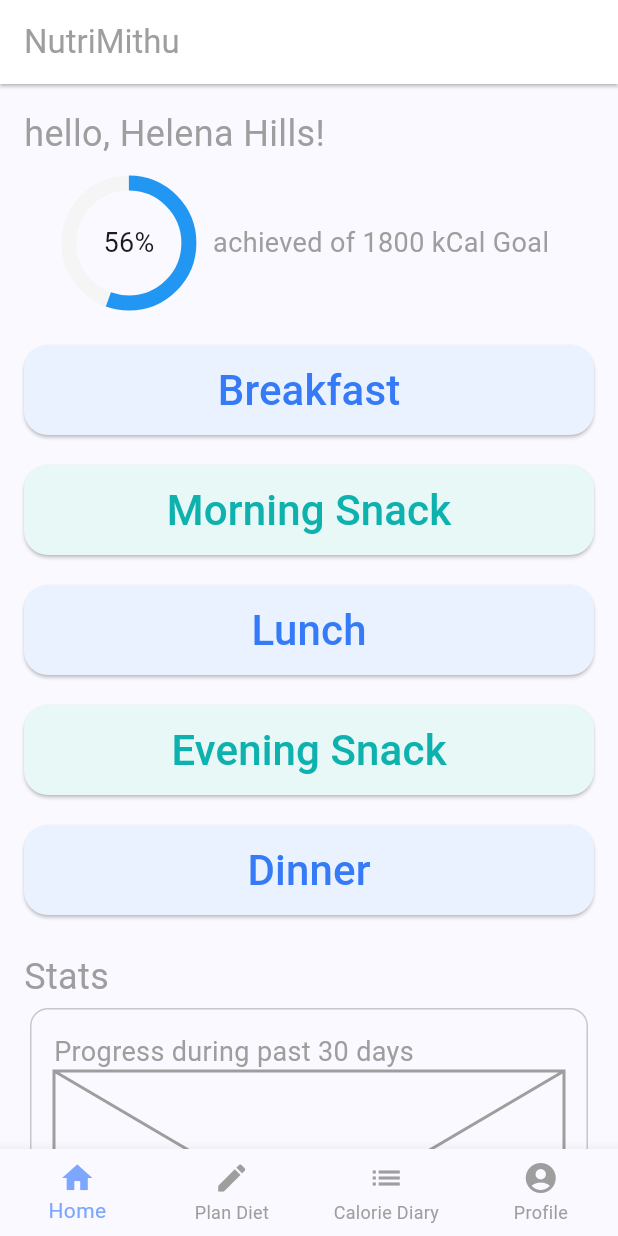
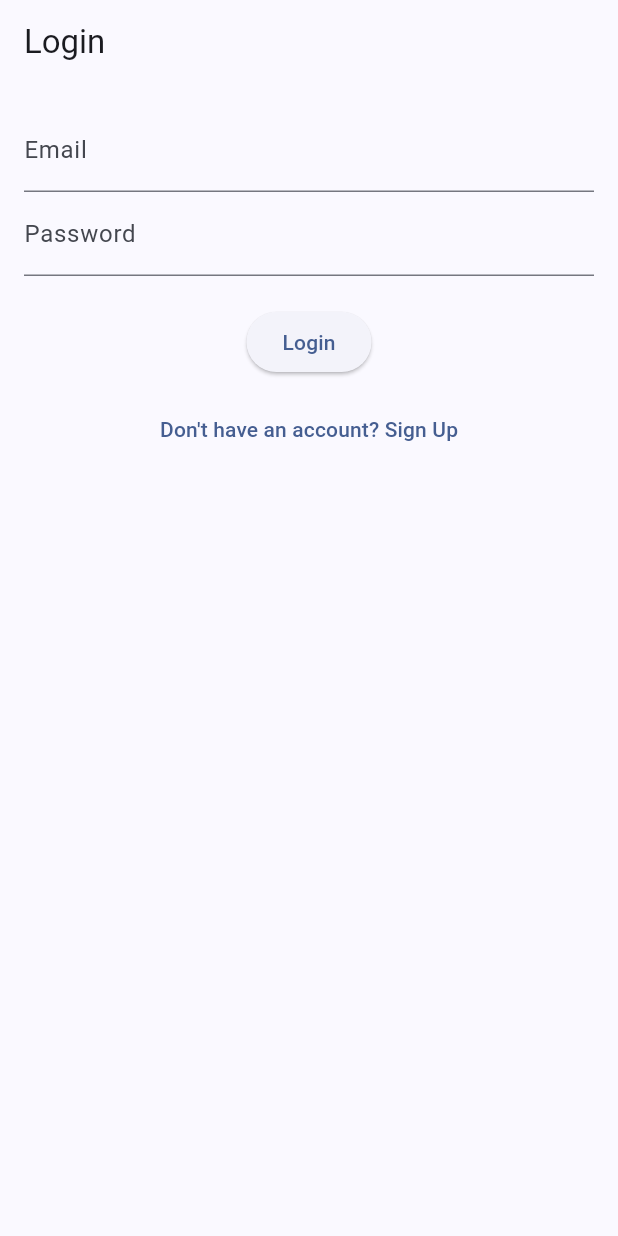
Before and after one commit to Platinum-Saber/Mecha_24, a Flutter app: the screen it shows after launch, on a phone screen of 412 x 824 dp. Run offline on Flutter 3.47's test engine with Material 3 defaults, Android fonts, the light colour scheme and no system bars; our stand-ins replace pie_chart, table_calendar.

Commit message:
Added login, signup pages with proper backend functionality.

```diff
--- /dev/null
+++ b/client/nutrimithu/lib/login_page.dart
@@ -0,0 +1,114 @@
+import 'package:flutter/material.dart';
+import 'package:http/http.dart' as http;
+import 'dart:convert';
+import 'main.dart'; // Import the HomePage for navigation after login
+import 'signup_page.dart'; // Import the SignUpPage for navigation to sign up
+
+class LoginPage extends StatefulWidget {
+  const LoginPage({super.key});
+
+  @override
+  _LoginPageState createState() => _LoginPageState();
+}
+
+class _LoginPageState extends State<LoginPage> {
+  final TextEditingController emailController = TextEditingController();
+  final TextEditingController passwordController = TextEditingController();
+  bool isLoading = false;
+  String errorMessage = '';
+
+  Future<void> login() async {
+    setState(() {
+      isLoading = true;
+      errorMessage = '';
+    });
+
+    try {
+      final response = await http.post(
+        Uri.parse(
+            'http://10.0.2.2:3000/login'), // Replace with your backend URL
+        headers: <String, String>{
+          'Content-Type': 'application/json; charset=UTF-8',
+        },
+        body: jsonEncode(<String, String>{
+          'email': emailController.text,
+          'password': passwordController.text,
+        }),
+      );
+
+      if (response.statusCode == 200) {
+        // Login successful, navigate to HomePage
+        Navigator.pushReplacement(
+          context,
+          MaterialPageRoute(builder: (context) => const MyHomePage()),
+        );
+      } else {
+        // Login failed
+        setState(() {
+          errorMessage = 'Invalid email or password';
+        });
+      }
+    } catch (e) {
+      print(e);
+      setState(() {
+        errorMessage = 'An error occurred. Please try again.';
+      });
+    } finally {
+      setState(() {
+        isLoading = false;
+      });
+    }
+  }
+
+  @override
+  Widget build(BuildContext context) {
+    return Scaffold(
+      appBar: AppBar(
+        title: const Text('Login'),
+      ),
+      body: Padding(
+        padding: const EdgeInsets.all(16.0),
+        child: Column(
+          children: [
+            TextField(
+              controller: emailController,
+              decoration: const InputDecoration(labelText: 'Email'),
+            ),
+            TextField(
+              controller: passwordController,
+              decoration: const InputDecoration(labelText: 'Password'),
+              obscureText: true,
+            ),
+            const SizedBox(height: 20),
+            if (isLoading)
+              const CircularProgressIndicator()
+            else
+              ElevatedButton(
+                onPressed: login,
+                child: const Text('Login'),
+              ),
+            const SizedBox(height: 10),
+            TextButton(
+              onPressed: () {
+                // Navigate to SignInPage if the user doesn't have an account
+                Navigator.pushReplacement(
+                  context,
+                  MaterialPageRoute(builder: (context) => const SignUpPage()),
+                );
+              },
+              child: const Text("Don't have an account? Sign Up"),
+            ),
+            if (errorMessage.isNotEmpty)
+              Padding(
+                padding: const EdgeInsets.only(top: 20),
+                child: Text(
+                  errorMessage,
+                  style: const TextStyle(color: Colors.red),
+                ),
+              ),
+          ],
+        ),
+      ),
+    );
+  }
+}
--- a/client/nutrimithu/lib/main.dart
+++ b/client/nutrimithu/lib/main.dart
@@ -1,4 +1,5 @@
 import 'package:flutter/material.dart';
+import 'package:nutrimithu/login_page.dart';
 import 'package:provider/provider.dart';
 
 import 'home_page.dart';
@@ -24,7 +25,7 @@ class MyApp extends StatelessWidget {
               seedColor: const Color.fromARGB(255, 125, 167, 255)),
           useMaterial3: true,
         ),
-        home: const MyHomePage(),
+        home: const LoginPage(),
       ),
     );
   }
--- a/client/nutrimithu/lib/profile_page.dart
+++ b/client/nutrimithu/lib/profile_page.dart
@@ -1,7 +1,4 @@
-import 'package:flutter/cupertino.dart';
 import 'package:flutter/material.dart';
-import 'package:flutter/rendering.dart';
-import 'package:flutter/widgets.dart';
 import 'package:provider/provider.dart';
 import 'package:intl/intl.dart';
 // import 'assets.dart';
--- a/client/nutrimithu/pubspec.yaml
+++ b/client/nutrimithu/pubspec.yaml
@@ -2,7 +2,7 @@ name: nutrimithu
 description: "A new Flutter project."
 # The following line prevents the package from being accidentally published to
 # pub.dev using `flutter pub publish`. This is preferred for private packages.
-publish_to: 'none' # Remove this line if you wish to publish to pub.dev
+publish_to: "none" # Remove this line if you wish to publish to pub.dev
 
 # The following defines the version and build number for your application.
 # A version number is three numbers separated by dots, like 1.2.43
@@ -31,10 +31,12 @@ dependencies:
   cupertino_icons: ^1.0.8
   flutter:
     sdk: flutter
+  http: ^1.2.2
   pie_chart: ^5.4.0
   provider: ^6.1.2
   table_calendar: ^3.1.2
 
+  intl: any
 dev_dependencies:
   flutter_lints: ^4.0.0
   flutter_test:
@@ -44,7 +46,6 @@ dev_dependencies:
 # following page: https://dart.dev/tools/pub/pubspec
 # The following section is specific to Flutter packages.
 flutter:
-
   # The following line ensures that the Material Icons font is
   # included with your application, so that you can use the icons in
   # the material Icons class.
```
Also changed, not shown: client/nutrimithu/lib/assets.dart (+11 -11 lines), client/nutrimithu/lib/home_page.dart (+16 -16 lines), client/nutrimithu/lib/signup_page.dart (added, +101 -0 lines), client/nutrimithu/pubspec.lock.
